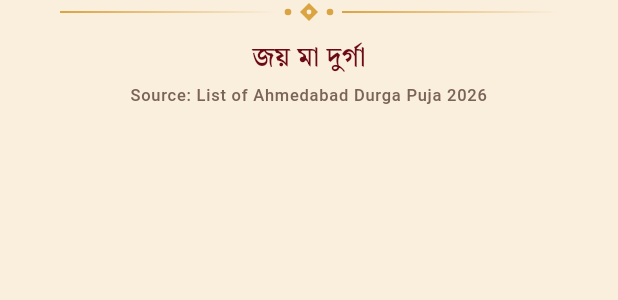
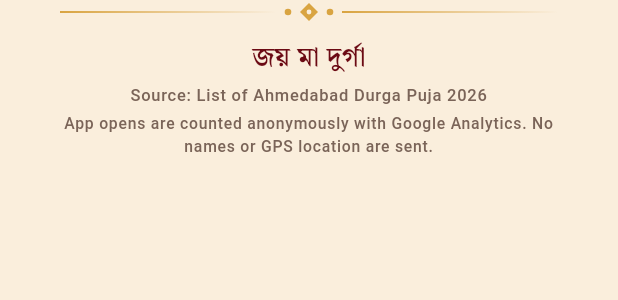
Before and after one commit to manojmondal786/durgadarshan, a Flutter app: the _Footer widget shown alone on an empty page, opened directly, on a phone screen of 412 x 824 dp. Shown: the top 300 px of the screen. Run offline on Flutter 3.47's test engine with Material 3 defaults, Android fonts, the phone set to English and light mode, and no system bars; our stand-ins replace firebase_analytics, firebase_core, flutter_local_notifications, flutter_map, geolocator, latlong2 and 2 more; missing offline and left inert: dart:js_interop; accounts and stored records are empty; generated files the repository leaves out were written again; statements that could not run were skipped.

Commit message:
Count installs and active users with Google Analytics (1.0.2)
Firebase's automatic events only (first open, sessions, engagement), plus
a launch_mode user property telling the Android app, the web app on a
Home Screen and browser visits apart. No location, pandal or personal data
is logged; the advertising ID, ad-services and install-referrer
permissions are removed and ad consent is denied. Home's footer says so.

The Firebase config (lib/firebase_options.dart) stays out of git.

Co-Authored-By: Claude Opus 5.5 <noreply@anthropic.com>

```diff
--- a/lib/screens/home_screen.dart
+++ b/lib/screens/home_screen.dart
@@ -290,6 +290,14 @@ class _Footer extends StatelessWidget {
             style: Theme.of(context).textTheme.labelSmall
                 ?.copyWith(color: AppColors.inkMuted),
           ),
+          const SizedBox(height: 4),
+          Text(
+            'App opens are counted anonymously with Google Analytics. No '
+            'names or GPS location are sent.',
+            textAlign: TextAlign.center,
+            style: Theme.of(context).textTheme.labelSmall
+                ?.copyWith(color: AppColors.inkMuted, fontSize: 10.5),
+          ),
         ],
       ),
     );
--- /dev/null
+++ b/lib/services/usage_analytics.dart
@@ -0,0 +1,49 @@
+import 'package:firebase_analytics/firebase_analytics.dart';
+import 'package:firebase_core/firebase_core.dart';
+import 'package:flutter/foundation.dart';
+
+import 'install_target_stub.dart'
+    if (dart.library.js_interop) 'install_target_web.dart'
+    as launch;
+
+/// Counts installs and active users with Google Analytics for Firebase.
+///
+/// Only Firebase's automatic events are sent (first open, sessions,
+/// engagement), plus how the app was launched. No location, pandal, visit
+/// or personal data is ever logged, and advertising features are off.
+abstract final class UsageAnalytics {
+  /// Starts counting with [options], the Firebase app for this platform
+  /// (null where none is set up, e.g. desktop). Never throws: without a
+  /// connection, or if Firebase can't start, the app simply runs uncounted.
+  static Future<void> start(FirebaseOptions? options) async {
+    if (options == null) return;
+    try {
+      await Firebase.initializeApp(options: options);
+      final analytics = FirebaseAnalytics.instance;
+      await analytics.setConsent(
+        analyticsStorageConsentGranted: true,
+        adStorageConsentGranted: false,
+        adUserDataConsentGranted: false,
+        adPersonalizationSignalsConsentGranted: false,
+      );
+      await analytics.setUserProperty(name: 'launch_mode', value: launchMode);
+    } catch (error, stack) {
+      FlutterError.reportError(
+        FlutterErrorDetails(
+          exception: error,
+          stack: stack,
+          library: 'durga_darshan',
+          context: ErrorDescription('while starting usage analytics'),
+        ),
+      );
+    }
+  }
+
+  /// How this copy of the app was opened, so reports can tell installs
+  /// apart from browser visits: `android_app`, `home_screen` (the web app
+  /// added to a phone's Home Screen) or `browser`.
+  static String get launchMode {
+    if (!kIsWeb) return '${defaultTargetPlatform.name}_app'.toLowerCase();
+    return launch.isStandalone() ? 'home_screen' : 'browser';
+  }
+}
--- a/pubspec.yaml
+++ b/pubspec.yaml
@@ -16,7 +16,7 @@ publish_to: 'none' # Remove this line if you wish to publish to pub.dev
 # https://developer.apple.com/library/archive/documentation/General/Reference/InfoPlistKeyReference/Articles/CoreFoundationKeys.html
 # In Windows, build-name is used as the major, minor, and patch parts
 # of the product and file versions while build-number is used as the build suffix.
-version: 1.0.1+2
+version: 1.0.2+3
 
 environment:
   sdk: ^3.13.5
@@ -41,6 +41,8 @@ dependencies:
   flutter_local_notifications: ^22.3.2
   shared_preferences: ^2.5.6
   web: ^1.1.1
+  firebase_core: ^4.15.0
+  firebase_analytics: ^12.6.0
 
 dev_dependencies:
   flutter_test:
```
Also changed, not shown: lib/main.dart (+7 -0 lines), pubspec.lock, 3 other files.
